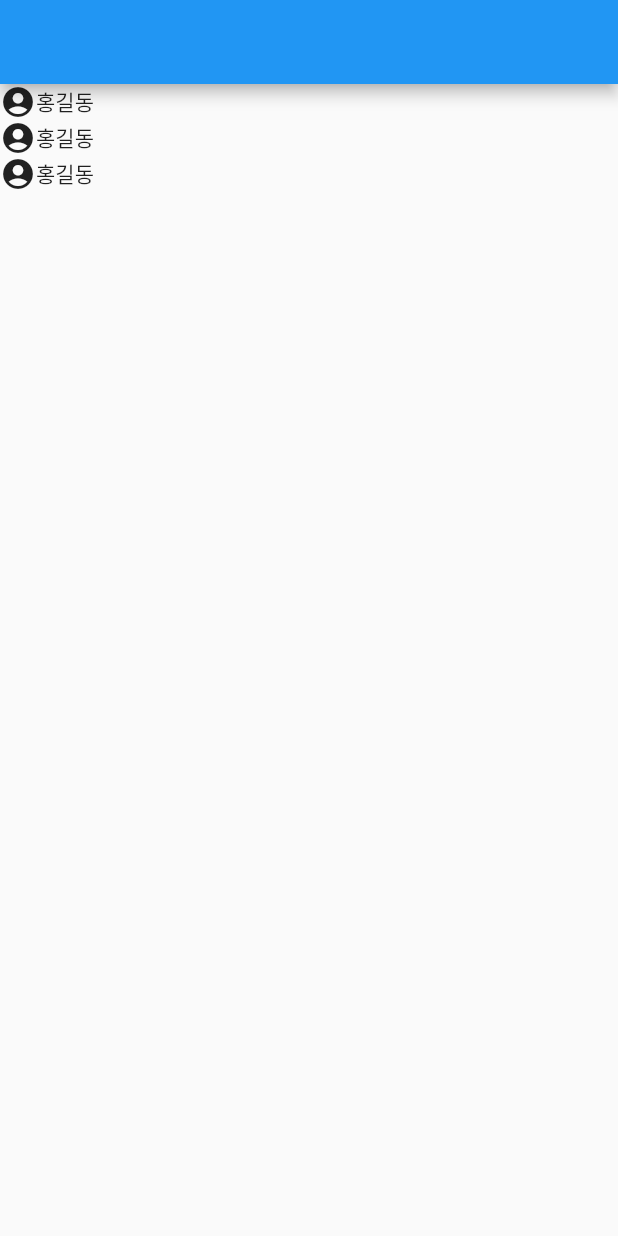
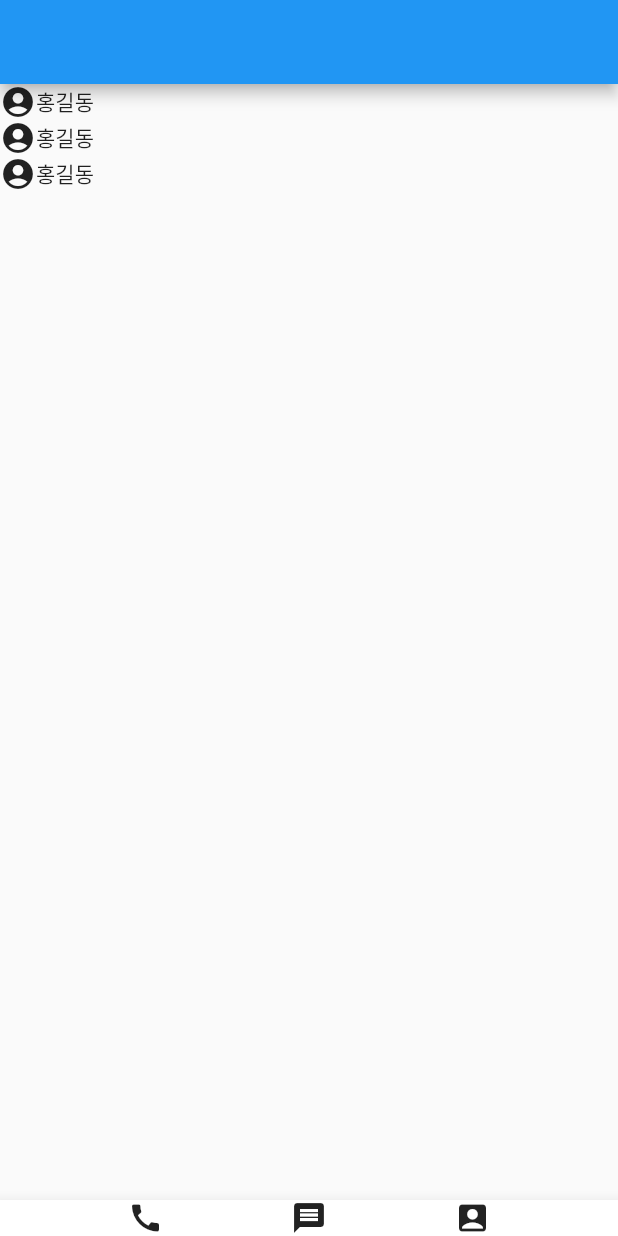
Before and after one commit to danii0110/practice, a Flutter app: the screen it shows after launch, on a phone screen of 412 x 824 dp. Run offline on Flutter 3.47's test engine with Material 2 defaults, Android fonts, the phone set to English and light mode, and no system bars.

```diff
--- a/contact/lib/main.dart
+++ b/contact/lib/main.dart
@@ -14,6 +14,17 @@ class MyApp extends StatelessWidget {
     return MaterialApp(
       home: Scaffold(
         appBar: AppBar(),
+        bottomNavigationBar: BottomAppBar(
+          color: Colors.white,
+          child: Row(
+            mainAxisAlignment: MainAxisAlignment.spaceEvenly,
+            children: [
+              Icon(Icons.call),
+              Icon(Icons.message),
+              Icon(Icons.account_box),
+            ],
+          ),
+        ),
         body: ListView(
           children: [
             Account(),
```
